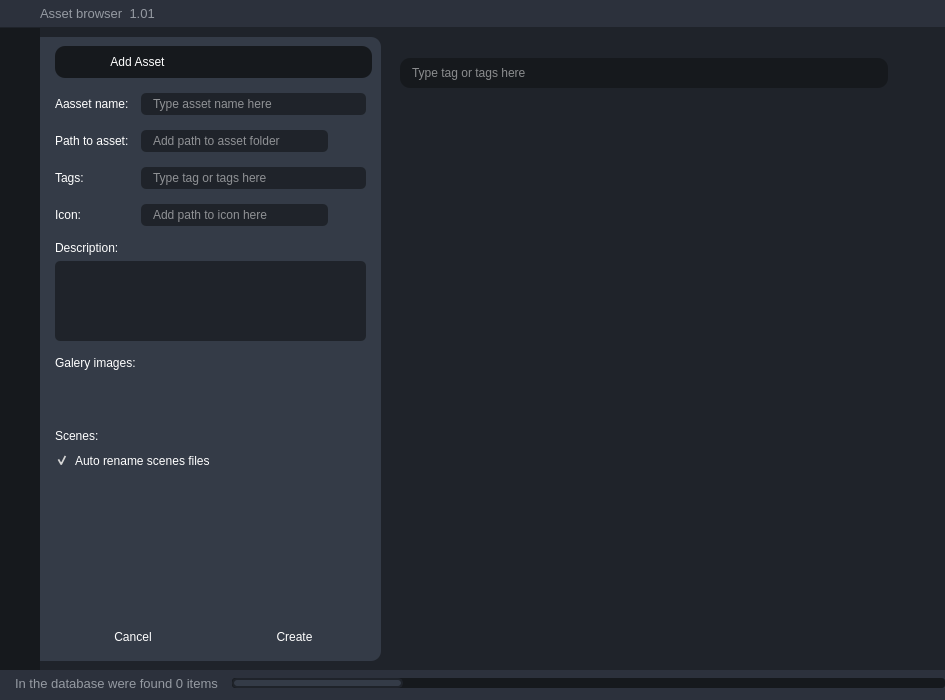
Above: UI/Ui_MainWindow.ui from andreikin/asset_browser before the change. Below: the same form after it.
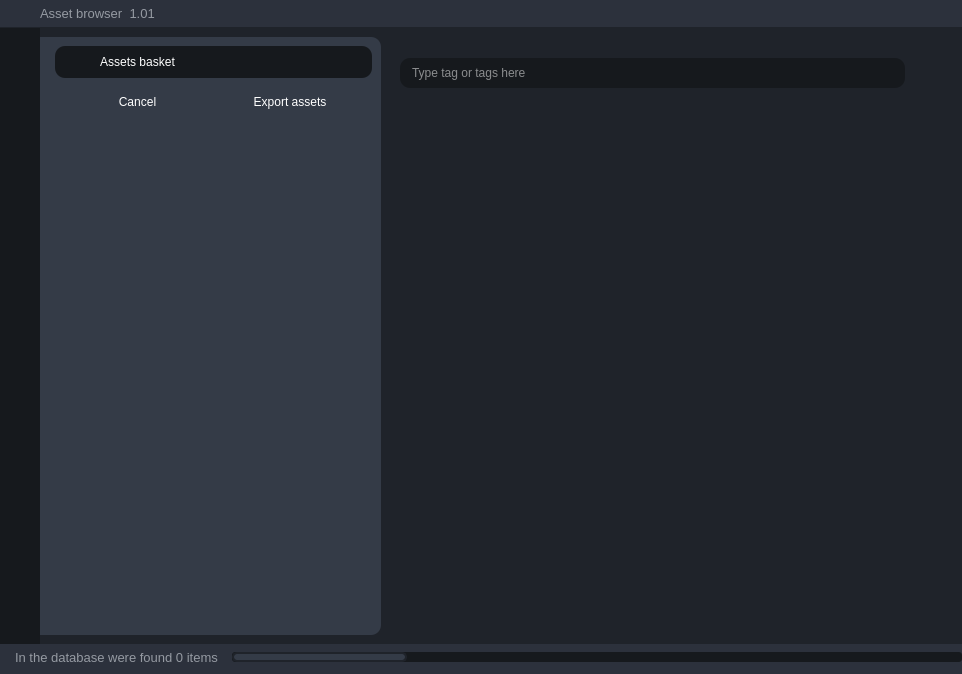
That is the form after the change. Icons and pictures are not drawn.

Commit message: add basket widget

```diff
--- a/UI/Ui_MainWindow.ui
+++ b/UI/Ui_MainWindow.ui
@@ -6,8 +6,8 @@
    <rect>
     <x>0</x>
     <y>0</y>
-    <width>945</width>
-    <height>700</height>
+    <width>962</width>
+    <height>674</height>
    </rect>
   </property>
   <property name="windowTitle">
@@ -87,7 +87,7 @@
 	border-top-right-radius: 10px;
 	border-bottom-right-radius: 10px;
 }
-#search_lineEdit, #add_asset_heder, #Settingf_frame, #info_frame, #tree_title_frame{
+#search_lineEdit, #add_asset_heder, #Settingf_frame, #info_frame, #tree_title_frame, #basket_frame{
 	background-color:#16191d;
 	border-radius: 10px;
 }
@@ -565,7 +565,7 @@
              <item>
               <widget class="QStackedWidget" name="drop_stackedWidget">
                <property name="currentIndex">
-                <number>0</number>
+                <number>4</number>
                </property>
                <widget class="QWidget" name="page_1">
                 <layout class="QVBoxLayout" name="verticalLayout_17">
@@ -646,7 +646,7 @@
                       <x>0</x>
                       <y>0</y>
                       <width>317</width>
-                      <height>516</height>
+                      <height>490</height>
                      </rect>
                     </property>
                     <layout class="QVBoxLayout" name="verticalLayout">
@@ -1911,7 +1911,159 @@
                  </item>
                 </layout>
                </widget>
-               <widget class="QWidget" name="page"/>
+               <widget class="QWidget" name="page_5">
+                <layout class="QVBoxLayout" name="verticalLayout_9">
+                 <property name="spacing">
+                  <number>0</number>
+                 </property>
+                 <property name="leftMargin">
+                  <number>0</number>
+                 </property>
+                 <property name="topMargin">
+                  <number>0</number>
+                 </property>
+                 <property name="rightMargin">
+                  <number>0</number>
+                 </property>
+                 <property name="bottomMargin">
+                  <number>0</number>
+                 </property>
+                 <item>
+                  <widget class="QFrame" name="basket_frame">
+                   <property name="maximumSize">
+                    <size>
+                     <width>16777215</width>
+                     <height>40</height>
+                    </size>
+                   </property>
+                   <property name="frameShape">
+                    <enum>QFrame::StyledPanel</enum>
+                   </property>
+                   <property name="frameShadow">
+                    <enum>QFrame::Raised</enum>
+                   </property>
+                   <layout class="QHBoxLayout" name="horizontalLayout_19">
+                    <item>
+                     <widget class="QLabel" name="basket_label">
+                      <property name="text">
+                       <string>Assets basket</string>
+                      </property>
+                      <property name="alignment">
+                       <set>Qt::AlignCenter</set>
+                      </property>
+                     </widget>
+                    </item>
+                    <item alignment="Qt::AlignRight">
+                     <widget class="QPushButton" name="callaps_btn_e">
+                      <property name="text">
+                       <string/>
+                      </property>
+                      <property name="icon">
+                       <iconset resource="../resurses.qrc">
+                        <normaloff>:/icons/icons/x-circle.svg</normaloff>:/icons/icons/x-circle.svg</iconset>
+                      </property>
+                      <property name="iconSize">
+                       <size>
+                        <width>24</width>
+                        <height>24</height>
+                       </size>
+                      </property>
+                     </widget>
+                    </item>
+                   </layout>
+                  </widget>
+                 </item>
+                 <item>
+                  <widget class="QFrame" name="frame">
+                   <property name="frameShape">
+                    <enum>QFrame::StyledPanel</enum>
+                   </property>
+                   <property name="frameShadow">
+                    <enum>QFrame::Raised</enum>
+                   </property>
+                   <layout class="QVBoxLayout" name="basket_layout">
+                    <item>
+                     <widget class="QWidget" name="add_asset_btn_contaner_2" native="true">
+                      <property name="minimumSize">
+                       <size>
+                        <width>0</width>
+                        <height>30</height>
+                       </size>
+                      </property>
+                      <layout class="QHBoxLayout" name="horizontalLayout_20">
+                       <property name="leftMargin">
+                        <number>0</number>
+                       </property>
+                       <property name="topMargin">
+                        <number>0</number>
+                       </property>
+                       <property name="rightMargin">
+                        <number>0</number>
+                       </property>
+                       <property name="bottomMargin">
+                        <number>0</number>
+                       </property>
+                       <item>
+                        <widget class="QPushButton" name="erase_basket_button">
+                         <property name="text">
+                          <string>Cancel</string>
+                         </property>
+                         <property name="icon">
+                          <iconset resource="../resurses.qrc">
+                           <normaloff>:/icons/icons/x-square.svg</normaloff>:/icons/icons/x-square.svg</iconset>
+                         </property>
+                         <property name="iconSize">
+                          <size>
+                           <width>24</width>
+                           <height>24</height>
+                          </size>
+                         </property>
+                        </widget>
+                       </item>
+                       <item>
+                        <widget class="QPushButton" name="export_basket_button">
+                         <property name="minimumSize">
+                          <size>
+                           <width>0</width>
+                           <height>0</height>
+                          </size>
+                         </property>
+                         <property name="text">
+                          <string>Export assets</string>
+                         </property>
+                         <property name="icon">
+                          <iconset resource="../resurses.qrc">
+                           <normaloff>:/icons/icons/file.svg</normaloff>:/icons/icons/file.svg</iconset>
+                         </property>
+                         <property name="iconSize">
+                          <size>
+                           <width>24</width>
+                           <height>24</height>
+                          </size>
+                         </property>
+                        </widget>
+                       </item>
+                      </layout>
+                     </widget>
+                    </item>
+                    <item>
+                     <spacer name="verticalSpacer_5">
+                      <property name="orientation">
+                       <enum>Qt::Vertical</enum>
+                      </property>
+                      <property name="sizeHint" stdset="0">
+                       <size>
+                        <width>20</width>
+                        <height>40</height>
+                       </size>
+                      </property>
+                     </spacer>
+                    </item>
+                   </layout>
+                  </widget>
+                 </item>
+                </layout>
+               </widget>
               </widget>
              </item>
             </layout>
```
Left out of the diff: 4 changed lines with no effect on the pictures. The commit also changes 2 other files.
